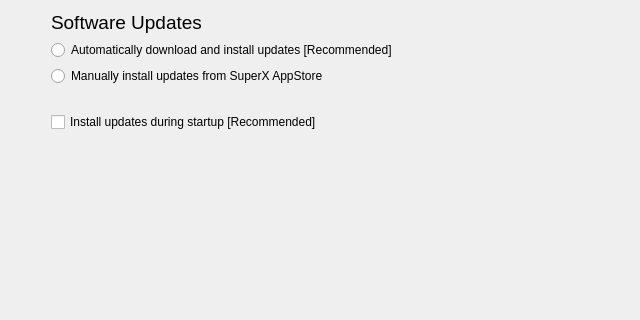
The window that usr/share/superx-store/ui/config.ui (SuperXOS/superx-store) describes before a commit, drawn with Qt 5; both pictures show x 0 to 640 and y 0 to 320 of the 640 by 480 pixel window.
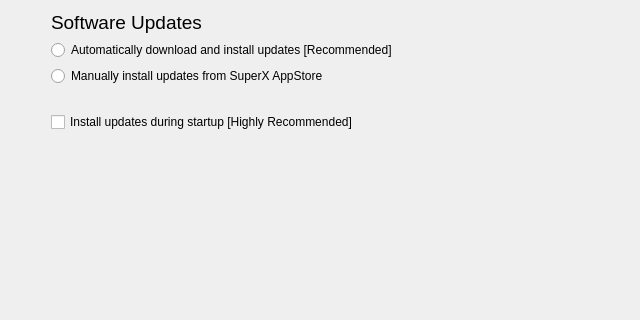
The same window after the commit.

The edit to the form file:
```diff
--- a/usr/share/superx-store/ui/config.ui
+++ b/usr/share/superx-store/ui/config.ui
@@ -35,7 +35,7 @@
    <item row="4" column="1">
     <widget class="QCheckBox" name="restart_required">
      <property name="text">
-      <string>Install updates during startup [Recommended]</string>
+      <string>Install updates during startup [Highly Recommended]</string>
      </property>
     </widget>
    </item>
```
